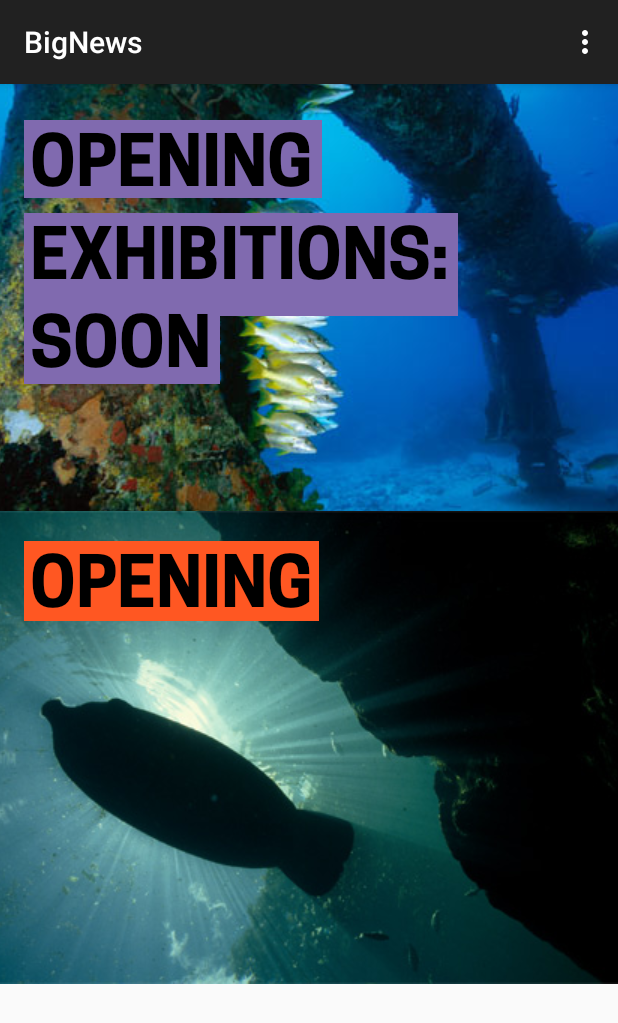
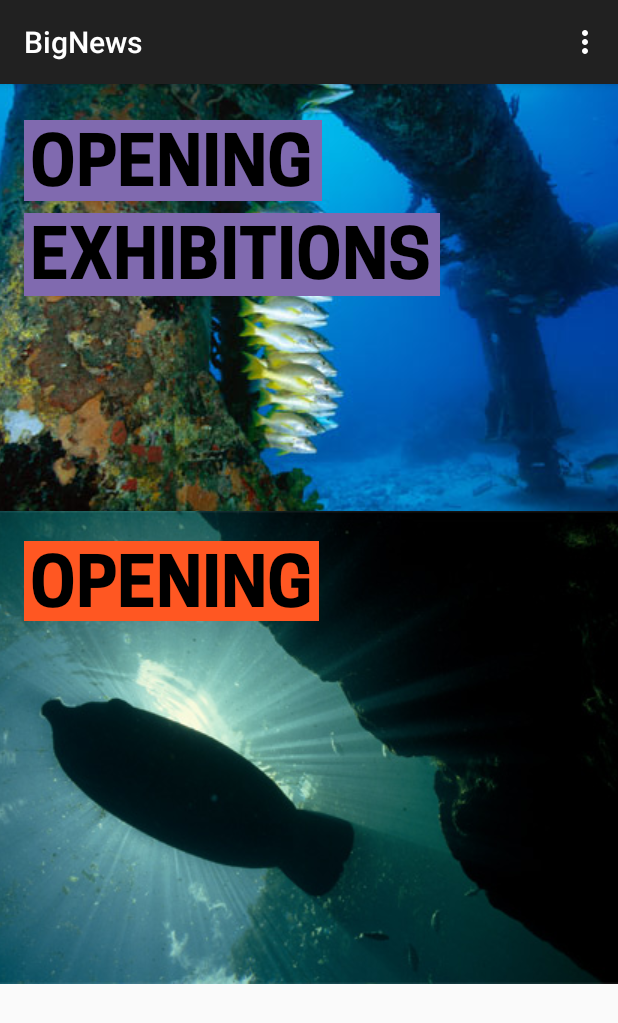
Before and after one commit to pjheenan/BlockText, an Android app: the screen it shows after launch (MainActivity), on a phone screen of 412 x 824 dp. Shown: the top 1023 px of the screen. Run offline under Robolectric (Android 15) with nearby library versions, the phone set to English and light mode, and no system bars.

Commit message:
even up block sizes
adjusting the sizings so each block is relatively close to what it should be. Layout is now even on rows of one, two, and three lines. Also across densities.

```diff
--- a/app/src/main/java/com/philheenan/bignews/CooperTextView.java
+++ b/app/src/main/java/com/philheenan/bignews/CooperTextView.java
@@ -21,9 +21,10 @@ public class CooperTextView extends TextView {
     int basePadding = 4;
     int padding = 12;
     int count;
-    int padding5x;
-    int paddingHalf;
+    int paddingSingleRowBottom;
+    int paddingNotRow1Bottom;
     int padding25x;
+    int paddingRow1Bottom;
 
     public CooperTextView(Context context) {
         super(context);
@@ -48,9 +49,11 @@ public class CooperTextView extends TextView {
 
     void presets() {
         padding = Math.round(TypedValue.applyDimension(TypedValue.COMPLEX_UNIT_DIP, basePadding, getContext().getResources().getDisplayMetrics()));
-        padding5x = padding * 5;
-        paddingHalf = padding / 2;
+//        padding5x = padding * 5;
+        paddingSingleRowBottom = padding / 2;
         padding25x = (int)(padding * 2.5f);
+        paddingRow1Bottom = (int)(padding * 4.5);
+        paddingNotRow1Bottom = padding * 4;
     }
 
     @Override
@@ -66,9 +69,12 @@ public class CooperTextView extends TextView {
             bgRect.right = (int) getLayout().getSecondaryHorizontal(array.get(i) + (i == (count - 1) ? 1 : 0)) + padding25x;
 
             if (i == 0) {
-                bgRect.bottom -= count > 1 ? padding5x : paddingHalf;
+                bgRect.bottom -= (count > 1) ? paddingRow1Bottom : paddingSingleRowBottom;
             } else {
                 bgRect.top -= padding25x;
+                if (count > 1 && i < (count -1)) {
+                    bgRect.bottom -= paddingNotRow1Bottom;
+                }
             }
             canvas.drawRect(bgRect, bgPaint);
         }
--- a/app/src/main/java/com/philheenan/bignews/MainActivity.java
+++ b/app/src/main/java/com/philheenan/bignews/MainActivity.java
@@ -21,7 +21,7 @@ public class MainActivity extends ActionBarActivity {
         Typeface face = Typeface.createFromAsset(getAssets(), "CooperHewitt-Bold.otf");
 
         CooperTextView textView = (CooperTextView) findViewById(R.id.text);
-        textView.setText("OPENING EXHIBITIONS: SOON");
+        textView.setText("OPENING EXHIBITIONS");
         textView.setColour(getResources().getColor(R.color.highlight));
         textView.setTypeface(face);
 
```
